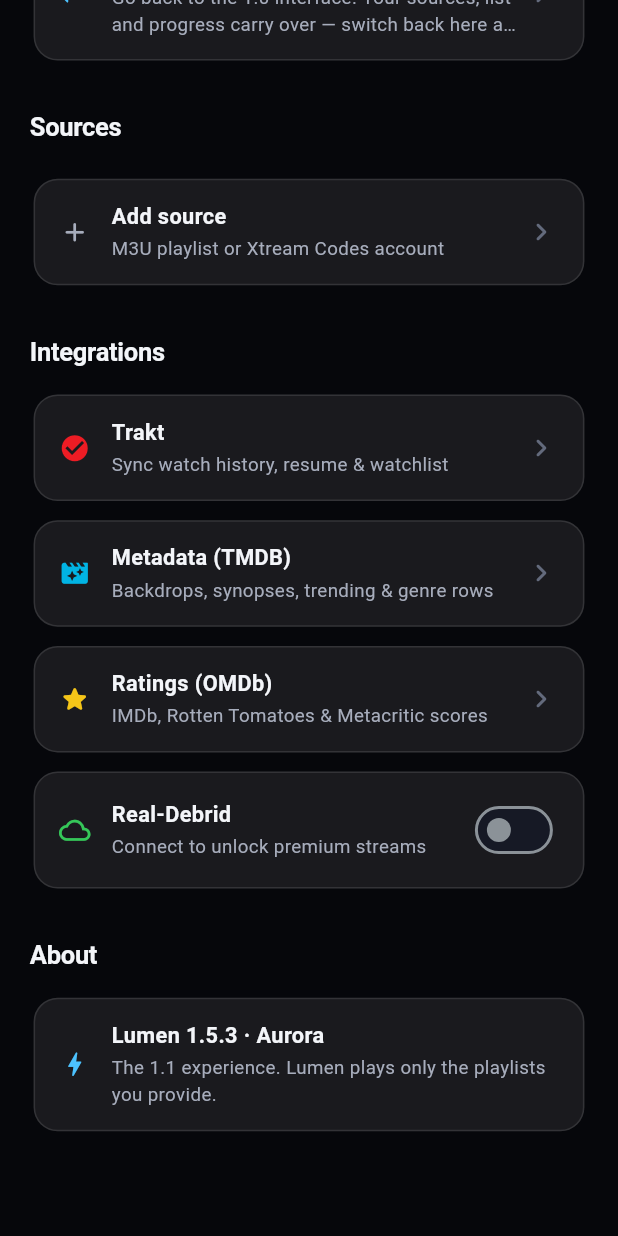
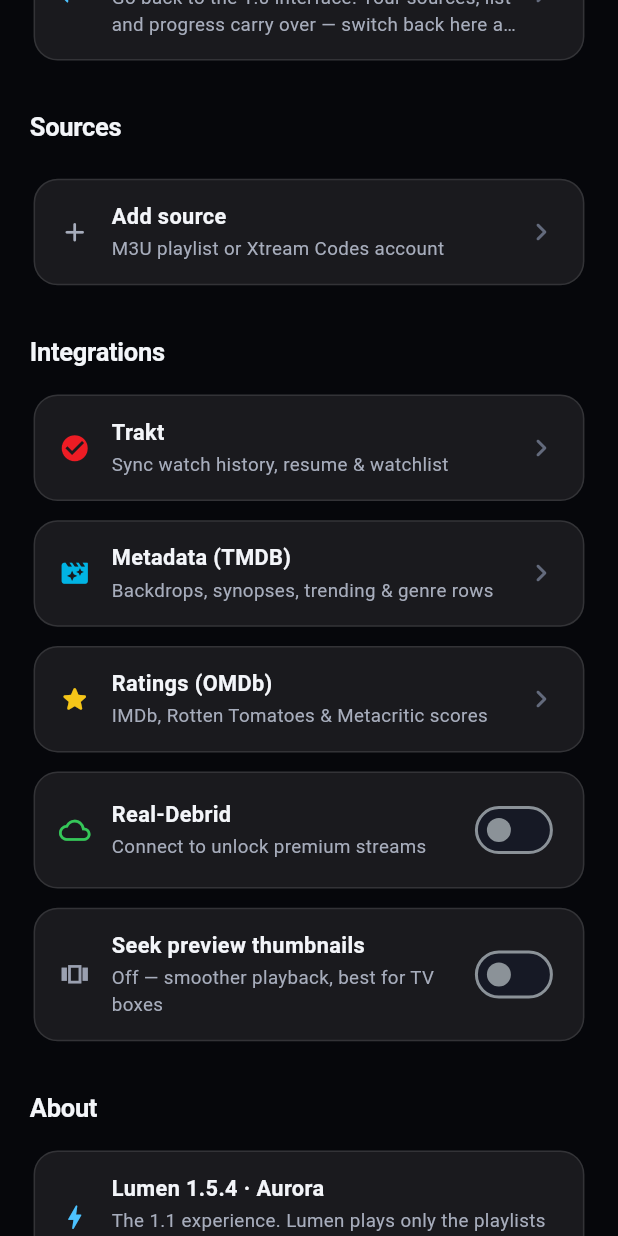
Before and after one commit to amishraj/lumen, a Flutter app: the AuroraSettingsPage widget shown alone on an empty page, opened directly, scrolled down 238 dp, on a phone screen of 412 x 824 dp. Run offline on Flutter 3.47's test engine with Material 3 defaults, Android fonts, the phone set to English and light mode, and no system bars; our stand-ins replace cached_network_image, dio, flutter_cache_manager, flutter_riverpod, speech_to_text, sqflite; missing offline and left inert: media_kit, media_kit_video, screen_brightness; accounts and stored records are empty.

Commit message:
v1.5.4: faster playback — prefetch stream on click, gate scrub thumbnails
Two perf wins on the content-playback path:

- Scrub-preview thumbnails span up a SECOND mpv decoder + a second
  connection to the stream and decode 14 frames 12s into playback — on a
  single-decoder TV box that directly starves the foreground video. Now
  OFF by default, opt-in via Settings ('Seek preview thumbnails'); the
  preview bubble already degrades to a timestamp when frames are absent.

- Nothing resolved a stream until Play was pressed (up to 3 sequential
  calls). AuroraPlayback.prefetch now resolves the smart debrid stream on
  movie detail-open (after a 500ms linger) and persists it to link memory,
  so Play starts instantly on the same subs-preferring pick — overlapping
  the scrape with the user's read time.

Co-Authored-By: Claude Opus 4.8 <noreply@anthropic.com>

```diff
--- a/lib/aurora/aurora_playback.dart
+++ b/lib/aurora/aurora_playback.dart
@@ -52,6 +52,35 @@ class AuroraPlayback {
     final hits = await repo.search(
         playlistId: pl!.id!, kind: kind, query: cleanTitle(item.name).title);
     return LibraryRepository.preferEnglish(hits)?.url;
+  }
+
+  /// Warm the debrid stream for [item] while the user is still reading its
+  /// detail page, so pressing Play hits the remembered-link fast path (zero
+  /// network) instead of paying an imdb lookup + Torrentio scrape then. Fire
+  /// and forget — a no-op when RD is off, a link is already remembered, or
+  /// resolution fails (Play just resolves normally in that case). Movies only;
+  /// series episodes resolve per-episode inside the player.
+  static Future<void> prefetch(WidgetRef ref, StreamItem item) async {
+    if (item.kind == StreamKind.series) return;
+    try {
+      final rdOn = await ref
+          .read(rdEnabledProvider.future)
+          .catchError((Object _) => false);
+      if (!rdOn) return;
+      final title = cleanTitle(item.name).title;
+      final repo = await ref.read(repositoryProvider.future);
+      final key = movieProgressKey(title);
+      final existing = await repo.db.getStreamChoice(key);
+      if (existing != null && existing.url.isNotEmpty) return; // already warm
+      final imdb = await imdbIdForTitle(ref, title);
+      if (imdb == null) return;
+      final svc = await ref.read(realDebridServiceProvider.future);
+      final best = await svc.bestStream(imdb).timeout(const Duration(seconds: 15));
+      if (best != null && best.url.isNotEmpty) {
+        await repo.db.saveStreamChoice(key, best.url,
+            label: best.label, quality: best.quality);
+      }
+    } catch (_) {/* best effort — Play resolves normally */}
   }
 
   /// Resolve and open the player for a movie/one-off title.
--- a/lib/aurora/aurora_theme.dart
+++ b/lib/aurora/aurora_theme.dart
@@ -1,7 +1,7 @@
 import 'package:flutter/material.dart';
 
 /// Marketing/version string for the 1.1 line. Keep in sync with pubspec.yaml.
-const kLumenVersion = '1.5.3';
+const kLumenVersion = '1.5.4';
 
 /// Aurora — the Lumen 1.1 design language.
 ///
--- a/lib/aurora/pages/aurora_settings.dart
+++ b/lib/aurora/pages/aurora_settings.dart
@@ -166,6 +166,31 @@ class AuroraSettingsPage extends ConsumerWidget {
                   // Always the code-based device flow (enter a code at
                   // real-debrid.com/device) — never a raw token paste.
                   onTap: () => showRdConnectSheet(context, ref),
+                );
+              }),
+              Consumer(builder: (context, ref, _) {
+                final on =
+                    ref.watch(seekPreviewsProvider).valueOrNull ?? false;
+                Future<void> toggle() async {
+                  final repo = await ref.read(repositoryProvider.future);
+                  await repo.setSetting('seek_previews', on ? null : '1');
+                  ref.read(seekPreviewsRevProvider.notifier).state++;
+                  ref.invalidate(seekPreviewsProvider);
+                }
+
+                return AuroraListRow(
+                  icon: Icons.view_carousel_outlined,
+                  iconColor: const Color(0xFF9AA0B0),
+                  title: 'Seek preview thumbnails',
+                  subtitle: on
+                      ? 'On — filmstrip previews while seeking (more CPU)'
+                      : 'Off — smoother playback, best for TV boxes',
+                  trailing: Switch(
+                    value: on,
+                    activeThumbColor: Aurora.accent,
+                    onChanged: (_) => toggle(),
+                  ),
+                  onTap: toggle,
                 );
               }),
               const AuroraSectionHeader('About'),
--- a/lib/state/providers.dart
+++ b/lib/state/providers.dart
@@ -878,6 +878,18 @@ final favoritesByKindProvider =
 /// Refresh every provider that depends on the Trakt account. Must be called
 /// after connect / disconnect / a health-check retry: home data is
 /// session-cached now, so any provider missed here simply never updates.
+/// Scrub-preview thumbnails spin up a SECOND video decoder plus a second
+/// connection to the stream to sample frames — smooth on a phone, but on a
+/// low-power TV box it contends with the foreground decoder and stutters
+/// playback. OFF by default; opt in from Settings → Playback. Bump
+/// [seekPreviewsRevProvider] after toggling to re-read.
+final seekPreviewsRevProvider = StateProvider<int>((ref) => 0);
+final seekPreviewsProvider = FutureProvider<bool>((ref) async {
+  ref.watch(seekPreviewsRevProvider);
+  final repo = await ref.watch(repositoryProvider.future);
+  return (await repo.getSetting('seek_previews')) == '1';
+});
+
 void refreshTraktData(WidgetRef ref) {
   ref.invalidate(traktConnectedProvider);
   ref.invalidate(traktUsernameProvider);
--- a/pubspec.yaml
+++ b/pubspec.yaml
@@ -1,7 +1,7 @@
 name: lumen
 description: "Lumen — a buttery-smooth personal IPTV player for Android, Google TV, iOS & macOS."
 publish_to: "none"
-version: 1.5.3+69
+version: 1.5.4+70
 
 environment:
   sdk: ">=3.4.0 <4.0.0"
```
Also changed, not shown: lib/aurora/player/aurora_player.dart (+7 -1 lines), lib/aurora/screens/aurora_detail.dart (+14 -0 lines).
